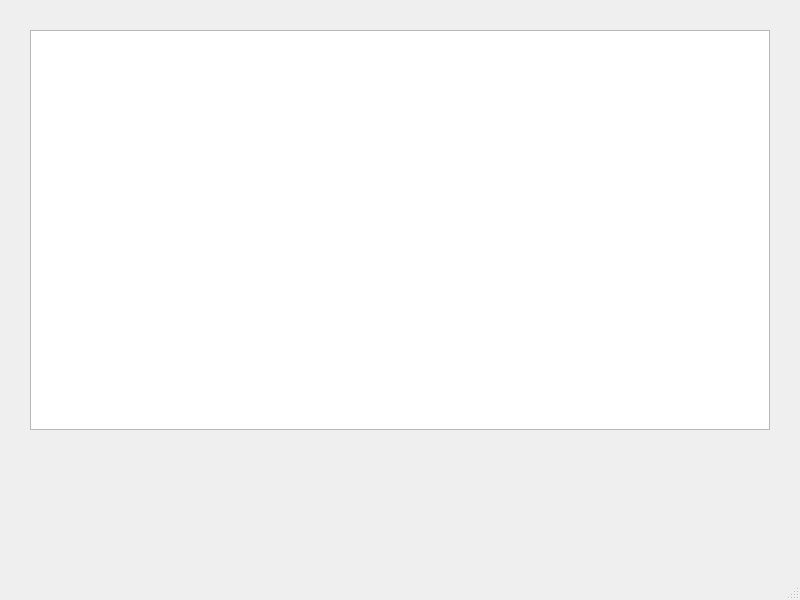
Old version of the form OS_Lab09/mainwindow.ui in the repository Dou6leR/OS_Lab09_WarshipBattle.
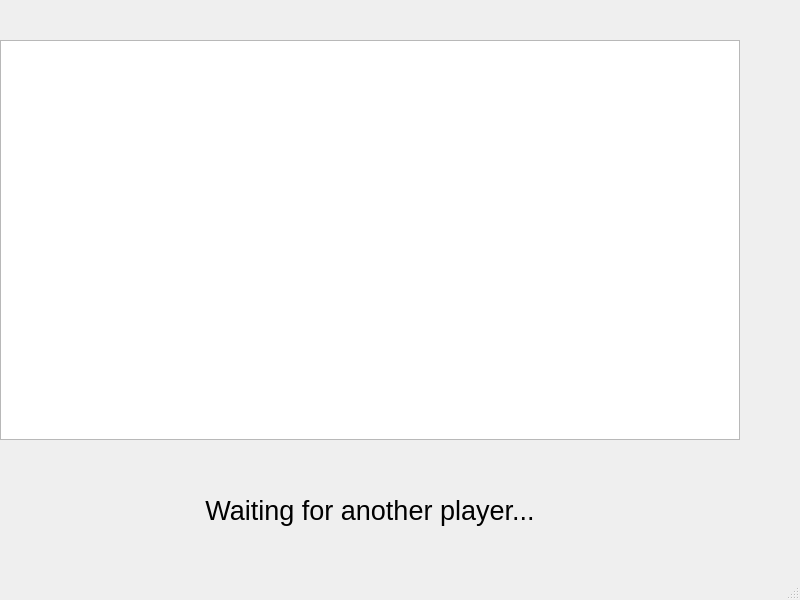
New version of the form. The open tabs and pages were chosen to show the change.

```diff
--- a/OS_Lab09/mainwindow.ui
+++ b/OS_Lab09/mainwindow.ui
@@ -23,8 +23,8 @@
    <widget class="QStackedWidget" name="mw_pages">
     <property name="geometry">
      <rect>
-      <x>0</x>
-      <y>0</y>
+      <x>-30</x>
+      <y>10</y>
       <width>800</width>
       <height>550</height>
      </rect>
@@ -225,6 +225,27 @@
        <cursorShape>ArrowCursor</cursorShape>
       </property>
      </widget>
+     <widget class="QLabel" name="turn_win_label">
+      <property name="geometry">
+       <rect>
+        <x>150</x>
+        <y>450</y>
+        <width>500</width>
+        <height>100</height>
+       </rect>
+      </property>
+      <property name="font">
+       <font>
+        <pointsize>20</pointsize>
+       </font>
+      </property>
+      <property name="text">
+       <string>Waiting for another player...</string>
+      </property>
+      <property name="alignment">
+       <set>Qt::AlignmentFlag::AlignCenter</set>
+      </property>
+     </widget>
     </widget>
    </widget>
   </widget>
```
Left out of the diff: 4 changed lines with no effect on the pictures.
